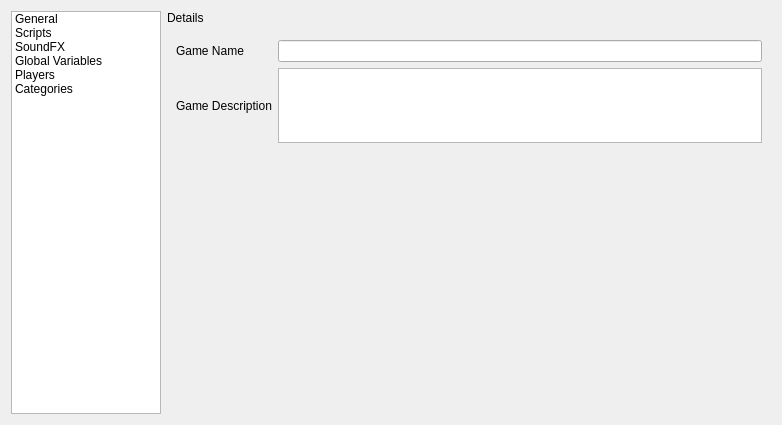
Before: the Qt Designer form RetroEDv2/tools/gameconfigeditorv2.ui in RSDKModding/RetroED, drawn with Qt 5.
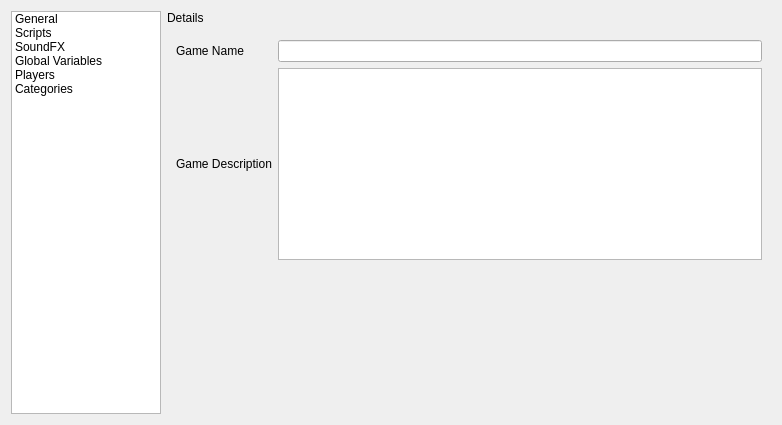
After: the same form once the commit is applied.

The edit to the form file:
```diff
--- a/RetroEDv2/tools/gameconfigeditorv2.ui
+++ b/RetroEDv2/tools/gameconfigeditorv2.ui
@@ -109,7 +109,7 @@
          <property name="maximumSize">
           <size>
            <width>16777215</width>
-           <height>75</height>
+           <height>16777215</height>
           </size>
          </property>
         </widget>
```
